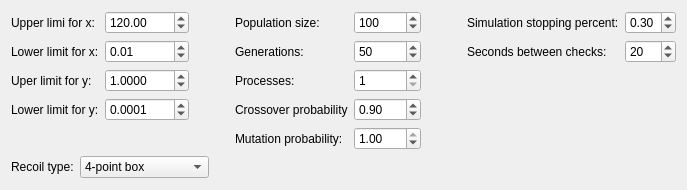
First picture: the form in ui_files/ui_optimization_recoil_params.ui, repository JYU-IBA/potku, before the edit.
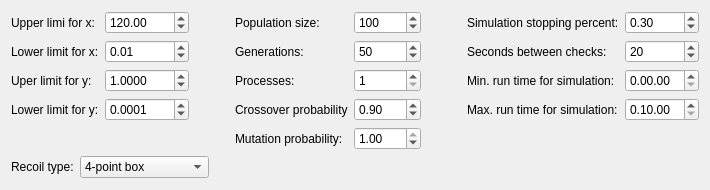
Second picture: the form after the edit.

Commit message: Fixed an error when running a regualr simulation. Added new user-defined optimization parameters: simulation run time minimum and maximum. These help determine when mcerd run should be stopped when optimizing.

What changed in the file:
```diff
--- a/ui_files/ui_optimization_recoil_params.ui
+++ b/ui_files/ui_optimization_recoil_params.ui
@@ -6,7 +6,7 @@
    <rect>
     <x>0</x>
     <y>0</y>
-    <width>686</width>
+    <width>707</width>
     <height>190</height>
    </rect>
   </property>
@@ -283,6 +283,47 @@
            </property>
           </widget>
          </item>
+         <item row="2" column="0">
+          <widget class="QLabel" name="label_13">
+           <property name="text">
+            <string>Min. run time for simulation:</string>
+           </property>
+          </widget>
+         </item>
+         <item row="3" column="0">
+          <widget class="QLabel" name="label_14">
+           <property name="text">
+            <string>Max. run time for simulation:</string>
+           </property>
+          </widget>
+         </item>
+         <item row="2" column="1">
+          <widget class="QTimeEdit" name="minTimeEdit">
+           <property name="currentSection">
+            <enum>QDateTimeEdit::MinuteSection</enum>
+           </property>
+           <property name="displayFormat">
+            <string>H.mm.ss</string>
+           </property>
+          </widget>
+         </item>
+         <item row="3" column="1">
+          <widget class="QTimeEdit" name="maxTimeEdit">
+           <property name="currentSection">
+            <enum>QDateTimeEdit::MinuteSection</enum>
+           </property>
+           <property name="displayFormat">
+            <string>H.mm.ss</string>
+           </property>
+           <property name="time">
+            <time>
+             <hour>0</hour>
+             <minute>10</minute>
+             <second>0</second>
+            </time>
+           </property>
+          </widget>
+         </item>
         </layout>
        </item>
       </layout>
```
The commit also changes 8 other files.
